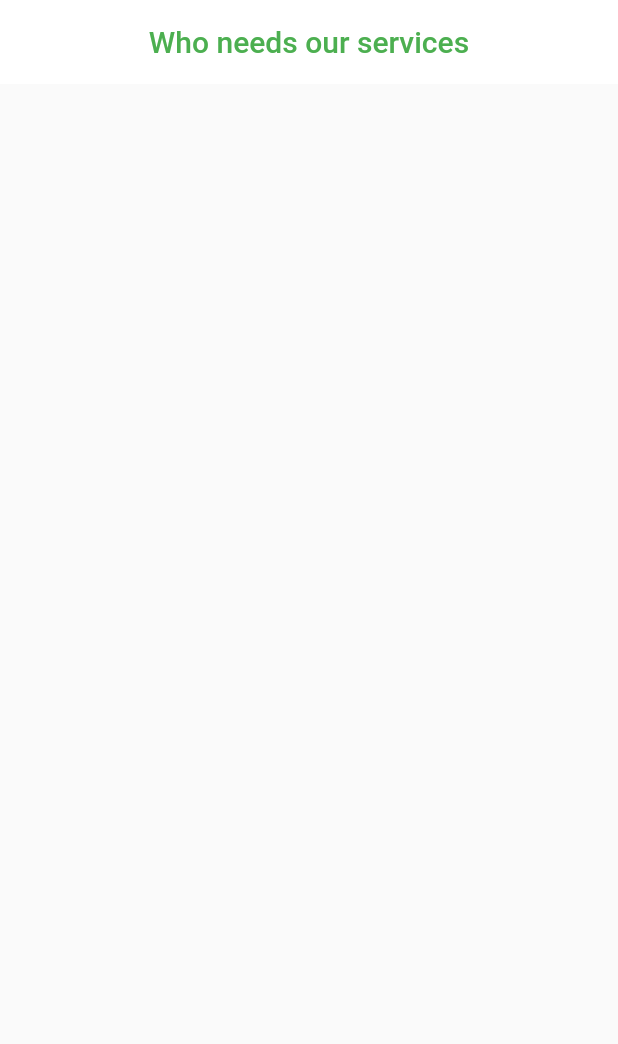
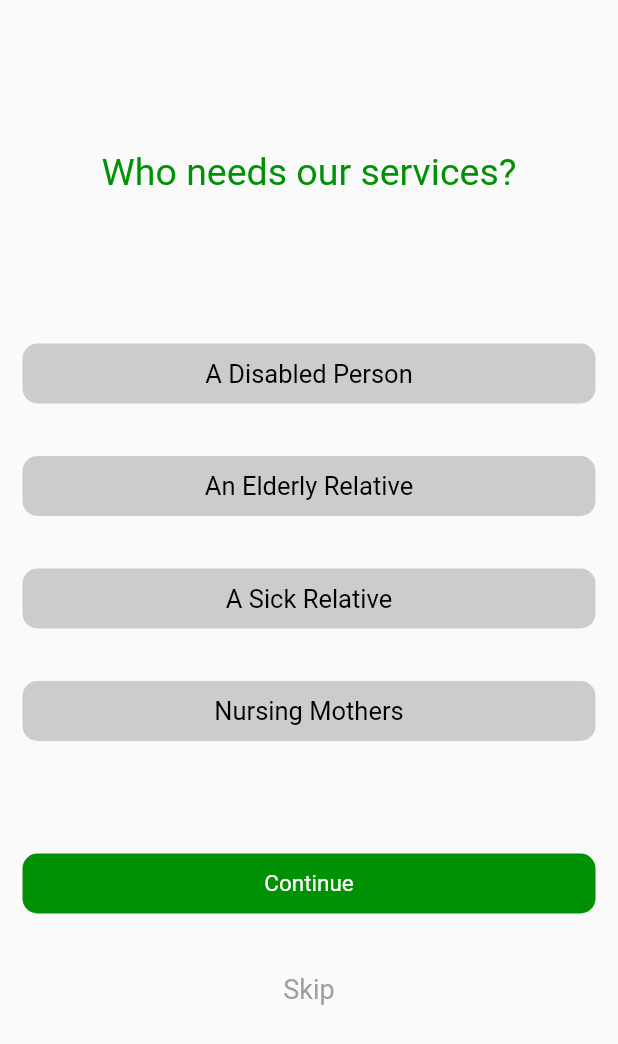
Before and after one commit to Care-Spot/Care-Spot, a Flutter app: the RegistrationScreen screen opened directly, after a tap on "Sign Up", on a phone screen of 412 x 824 dp. Shown: the top 1044 px of the screen. Run offline on Flutter 3.47's test engine with Material 2 defaults, Android fonts, the phone set to English and light mode, and no system bars.

Commit message:
'servicescreen

```diff
--- a/lib/login_screen.dart
+++ b/lib/login_screen.dart
@@ -67,7 +67,7 @@ class _LoginScreenState extends State<LoginScreen> {
       color: Colors.transparent,
       child: MaterialButton(
         shape: RoundedRectangleBorder(borderRadius: BorderRadius.circular(15)),
-        color: Colors.green,
+        color:  Color.fromARGB(255, 0, 145, 5),
         padding: const EdgeInsets.fromLTRB(20, 15, 20, 15),
         minWidth: MediaQuery.of(context).size.width,
         onPressed: () {
@@ -92,7 +92,7 @@ class _LoginScreenState extends State<LoginScreen> {
             child: ListView(
                padding: const EdgeInsets.only(left: 20,right: 15,top: 10),
               children: [
-                const Text('Login',textAlign: TextAlign.center,style: const TextStyle(fontSize: 28,color: Colors.green),
+                const Text('Login',textAlign: TextAlign.center,style: const TextStyle(fontSize: 28,color:  Color.fromARGB(255, 0, 145, 5),),
                  ),
                   const SizedBox(height: 40,),
 
@@ -134,7 +134,7 @@ class _LoginScreenState extends State<LoginScreen> {
                           style: TextStyle(
                             fontWeight: FontWeight.bold,
                             fontSize: 15,
-                            color: Colors.green,
+                            color:  Color.fromARGB(255, 0, 145, 5),
                           ),
                         ),
                       ),
--- a/lib/main.dart
+++ b/lib/main.dart
@@ -16,7 +16,7 @@ class MyApp extends StatelessWidget {
       debugShowCheckedModeBanner: false,
       title: 'Care spot Screen',
       theme: ThemeData(
-        primarySwatch: Colors.lightGreen,
+        primarySwatch: Colors.green,
       ),
       home: const LoginScreen(),
     );
--- a/lib/registration_screen.dart
+++ b/lib/registration_screen.dart
@@ -30,11 +30,11 @@ class _RegistrationScreenState extends State<RegistrationScreen> {
     //signUp Page
     final signUpButton = Material(
       color: Colors.transparent,
+      child: SizedBox(
+        height: 50,
         child: MaterialButton(
           shape: RoundedRectangleBorder(borderRadius: BorderRadius.circular(15)),
-        color: Colors.green,
-        padding: const EdgeInsets.fromLTRB(20, 15, 20, 15),
-        minWidth: MediaQuery.of(context).size.width,
+          color:  Color.fromARGB(255, 0, 145, 5),
           onPressed: () {
             Navigator.push(context, MaterialPageRoute(builder: (context) =>
             const ServiceScreen()));
@@ -46,18 +46,21 @@ class _RegistrationScreenState extends State<RegistrationScreen> {
                 color: Colors.white, fontSize: 20, fontWeight: FontWeight.bold),
           ),
         ),
+      ),
     );
 
     return Scaffold(
-        // backgroundColor: Color.fromRGBO(84, 84, 84, 0.8),
         appBar: AppBar(
           backgroundColor: Colors.transparent,
+          iconTheme: const IconThemeData(
+            color: Colors.black
+          ),
           elevation: 0.0,
         ),
         body: ListView(
           padding: const EdgeInsets.only(left: 20, right: 20),
           children: [
-            const Text('Register',textAlign: TextAlign.center,style: TextStyle(fontSize: 28,color: Colors.green),),
+            const Text('Register',textAlign: TextAlign.center,style: TextStyle(fontSize: 28,color: Color.fromARGB(255, 0, 145, 5)),),
             const SizedBox(height: 40,),
             Row(
               // mainAxisAlignment: MainAxisAlignment.spaceBetween,
--- a/lib/service_screen.dart
+++ b/lib/service_screen.dart
@@ -1,30 +1,134 @@
+import 'dart:ui';
 
 import 'package:flutter/material.dart';
+
 class ServiceScreen extends StatefulWidget {
-  const ServiceScreen({ Key? key }) : super(key: key);
+  const ServiceScreen({Key? key}) : super(key: key);
 
   @override
   _ServiceScreenState createState() => _ServiceScreenState();
 }
 
 class _ServiceScreenState extends State<ServiceScreen> {
-      //Form Key
-  final _formKey = GlobalKey<FormState>();
-
   @override
   Widget build(BuildContext context) {
     return SafeArea(
       child: Scaffold(
-        appBar: AppBar(
-          backgroundColor: Colors.white,
-          elevation: 0.0,
-          automaticallyImplyLeading: false,
-          centerTitle: true,
-          title: const Text('Who needs our services',
-          style: TextStyle(color: Colors.green),),
-        ),
+        body: ListView(
+          padding: const EdgeInsets.only(left: 15, right: 15,top: 100),
+          children: [
+            Container(
+              child: const Text(
+                'Who needs our services?',
+                textAlign: TextAlign.center,
+                style: TextStyle(color: Color.fromARGB(255, 0, 145, 5), fontSize: 25,),
+              ),
+            ),
+
+            const SizedBox(height: 100,),
+            Container(
+              child: Center(
+                child: Text(
+                  'A Disabled Person',
+                  textAlign: TextAlign.right,
+                  style: TextStyle(color: Color.fromARGB(255, 0, 0, 0), fontSize: 17,),
+                  ),
+              ),
+              decoration: BoxDecoration(
+                borderRadius: BorderRadius.circular(10),
+                color: Color.fromARGB(255, 204, 204, 204),
+              ),
+              height: 40,
+              width: 40,
+            ),
+
+             const SizedBox(height: 35,),
+            Container(
+              child: Center(
+                child: Text(
+                  'An Elderly Relative',
+                  textAlign: TextAlign.right,
+                  style: TextStyle(color: Color.fromARGB(255, 0, 0, 0), fontSize: 17,),
+                  ),
+              ),
+              decoration: BoxDecoration(
+                borderRadius: BorderRadius.circular(10),
+                color: Color.fromARGB(255, 204, 204, 204),
+              ),
+              height: 40,
+              width: 40,
+            ),
+            const SizedBox(height: 35,),
+            Container(
+              child: const Center(
+                child: Text(
+                  'A Sick Relative',
+                  textAlign: TextAlign.right,
+                  style: TextStyle(color: Color.fromARGB(255, 0, 0, 0), fontSize: 17,),
+                  ),
+              ),
+              decoration: BoxDecoration(
+                borderRadius: BorderRadius.circular(10),
+                color: const Color.fromARGB(255, 204, 204, 204),
+              ),
+              height: 40,
+              width: 40,
+            ),
+
+            const SizedBox(height: 35,),
+            Container(
+              child: const Center(
+                child: Text(
+                  'Nursing Mothers',
+                  textAlign: TextAlign.right,
+                  style: TextStyle(color: Color.fromARGB(255, 0, 0, 0), fontSize: 17,),
+                  ),
+              ),
+              decoration: BoxDecoration(
+                borderRadius: BorderRadius.circular(10),
+                color: const Color.fromARGB(255, 204, 204, 204),
+              ),
+              height: 40,
+              width: 40,
+            ),
+           // onPressed. () {
+            // Navigator.push(context, MaterialPageRoute(builder: ((context) =>
+            // const HomepageScreen)));
+          //  }
 
 
+              const SizedBox(height: 75,),
+            Container(
+              child: const Center(
+                child: Text(
+                  'Continue',
+                  textAlign: TextAlign.right,
+                  style: TextStyle(color: Colors.white, fontSize: 15,),
+                  ),
+              ),
+              decoration: BoxDecoration(
+                borderRadius: BorderRadius.circular(10),
+                color: const Color.fromARGB(255, 0, 145, 5),
+              ),
+              height: 40,
+              width: 40,
+            ),
+
+            SizedBox(height: 40,),
+
+              Container(
+                child: const Center(
+                  child: Text(
+                    'Skip',
+                    textAlign: TextAlign.right,
+                    style: TextStyle(color: Colors.grey, fontSize: 18,),
+                  ),
+                ),
+              )
+
+
+          ],
+        ),
       ),
     );
   }
```
Lines whose indentation alone changed are shown as unchanged.
